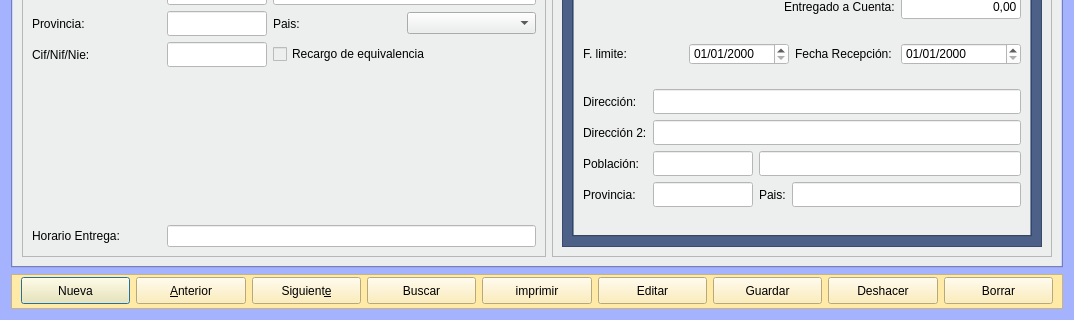
This is Zona_Compras/frmpedidosproveedor.ui in arcnexus/RedFoX as Qt 5 draws it before an edit; both pictures show x 0 to 1074 and y 249 to 569 of the 1074 by 569 pixel window. The edited form follows.
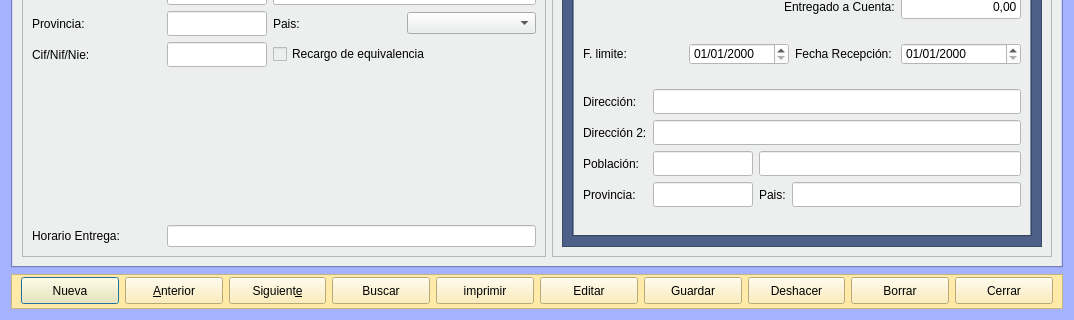
This is the edited form. Icons and pictures are not drawn.

Commit message: Boton cerrar en pedido/albaran/factura a proveedores en ventana externa

Diff of the .ui file:
```diff
--- a/Zona_Compras/frmpedidosproveedor.ui
+++ b/Zona_Compras/frmpedidosproveedor.ui
@@ -277,6 +277,29 @@
         </property>
        </widget>
       </item>
+      <item>
+       <widget class="QPushButton" name="btn_cerrar">
+        <property name="minimumSize">
+         <size>
+          <width>0</width>
+          <height>27</height>
+         </size>
+        </property>
+        <property name="text">
+         <string>Cerrar</string>
+        </property>
+        <property name="icon">
+         <iconset resource="../maya.qrc">
+          <normaloff>:/Icons/PNG/Exit.png</normaloff>:/Icons/PNG/Exit.png</iconset>
+        </property>
+        <property name="iconSize">
+         <size>
+          <width>24</width>
+          <height>24</height>
+         </size>
+        </property>
+       </widget>
+      </item>
      </layout>
     </widget>
    </item>
```
Left out of the diff: 16 changed lines with no effect on the pictures. The commit also changes 9 other files.
